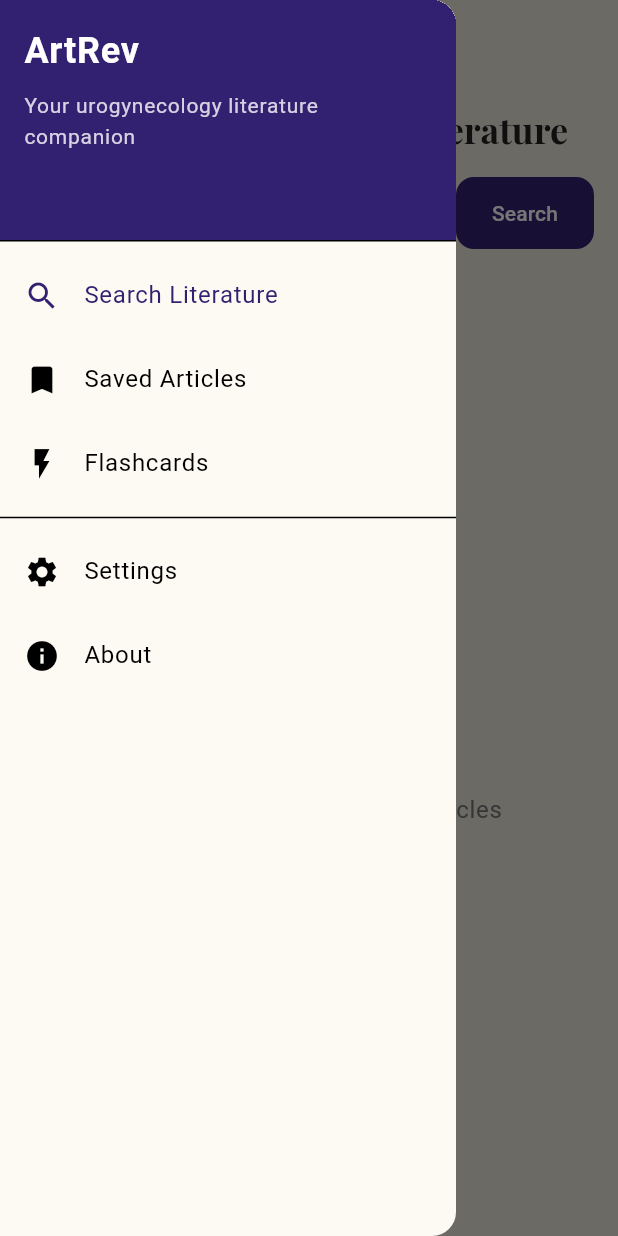
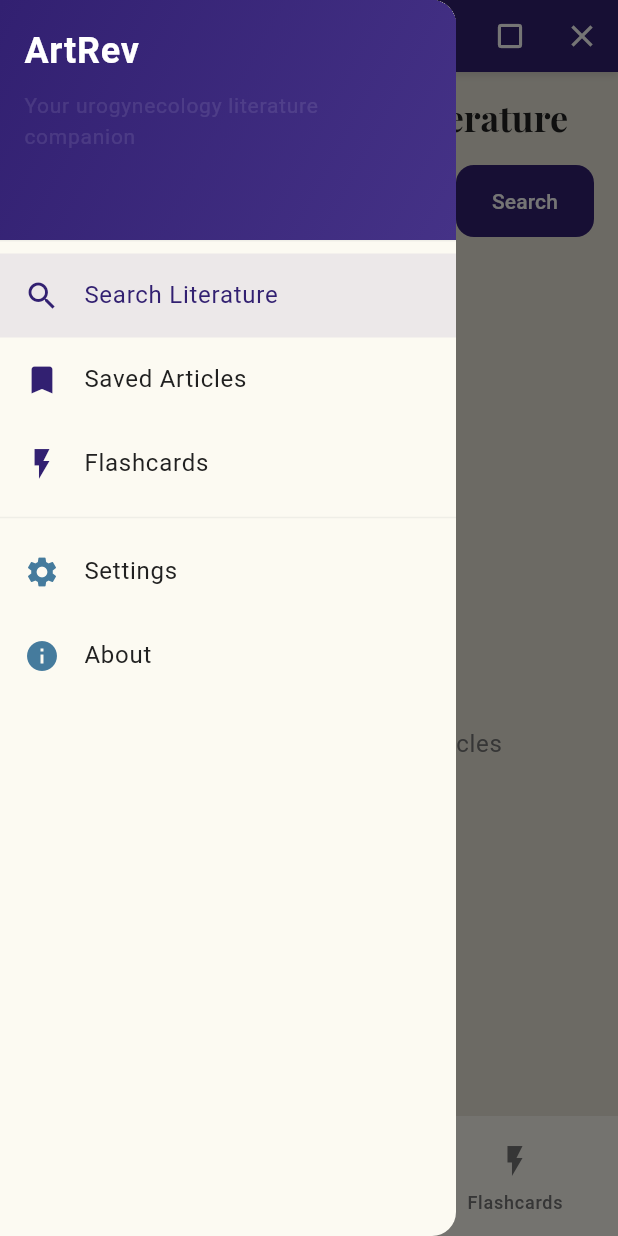
Before and after one commit to MalakingOso/artrev, a Flutter app: the screen it shows after launch, in the side drawer, after a tap on the "menu" icon, on a phone screen of 412 x 824 dp. Run offline on Flutter 3.47's test engine with Material 3 defaults, Android fonts, the phone set to English and light mode, and no system bars; our stand-ins replace drift, flutter_riverpod, google_fonts, riverpod_annotation; missing offline and left inert: window_manager; accounts and stored records are empty; generated files the repository leaves out were written again.

Commit message:
Removing title bar, updating look

```diff
--- /dev/null
+++ b/devtools_options.yaml
@@ -0,0 +1,4 @@
+description: This file stores settings for Dart & Flutter DevTools.
+documentation: https://docs.flutter.dev/tools/devtools/extensions#configure-extension-enablement-states
+extensions:
+  - drift: true
--- a/lib/core/constants/app_colors.dart
+++ b/lib/core/constants/app_colors.dart
@@ -1,15 +1,50 @@
 import 'package:flutter/material.dart';
 
 class AppColors {
-  // Main colors
-  static const Color background = Color.fromRGBO(236, 232, 219, 1);
-  static const Color primary = Color.fromRGBO(50, 32, 113, 1);
+  // Main brand colors
+  static const Color primary = Color.fromRGBO(50, 32, 113, 1); // Deep purple
+  static const Color primaryLight = Color.fromRGBO(84, 66, 147, 1); // Lighter purple
+  static const Color primaryDark = Color.fromRGBO(32, 20, 75, 1); // Darker purple
 
-  // Derived/complementary colors
-  static const Color secondary = Color.fromRGBO(69, 123, 157, 1);
-  static const Color accent = Color.fromRGBO(168, 132, 36, 1);
-  static const Color text = Color.fromRGBO(33, 33, 33, 1);
-  static const Color textLight = Color.fromRGBO(117, 117, 117, 1);
-  static const Color surface = Color.fromRGBO(252, 250, 242, 1);
+  // Secondary colors
+  static const Color secondary = Color.fromRGBO(69, 123, 157, 1); // Blue
+  static const Color secondaryLight = Color.fromRGBO(104, 158, 192, 1); // Lighter blue
+  static const Color secondaryDark = Color.fromRGBO(43, 76, 97, 1); // Darker blue
+
+  // Accent colors
+  static const Color accent = Color.fromRGBO(168, 132, 36, 1); // Gold/mustard
+  static const Color accentLight = Color.fromRGBO(203, 167, 71, 1); // Lighter gold
+  static const Color accentDark = Color.fromRGBO(133, 104, 28, 1); // Darker gold
+
+  // Background colors
+  static const Color background = Color.fromRGBO(236, 232, 219, 1); // Light beige
+  static const Color surface = Color.fromRGBO(252, 250, 242, 1); // Lighter beige
+  static const Color card = Color.fromRGBO(255, 255, 255, 1); // White for cards
+
+  // Text colors
+  static const Color text = Color.fromRGBO(33, 33, 33, 1); // Near black
+  static const Color textLight = Color.fromRGBO(117, 117, 117, 1); // Gray
+  static const Color textOnPrimary = Color.fromRGBO(255, 255, 255, 1); // White text on primary
+  static const Color textOnSecondary = Color.fromRGBO(255, 255, 255, 1); // White text on secondary
+
+  // Utility colors
+  static const Color success = Color.fromRGBO(76, 175, 80, 1); // Green
+  static const Color warning = Color.fromRGBO(255, 152, 0, 1); // Amber
+  static const Color error = Color.fromRGBO(211, 47, 47, 1); // Red
+  static const Color info = Color.fromRGBO(3, 169, 244, 1); // Light blue
+
+  // Dividers and borders
   static const Color divider = Color.fromRGBO(189, 189, 189, 0.2);
+  static const Color border = Color.fromRGBO(224, 224, 224, 1);
+
+  // Gradient colors for special elements
+  static final List<Color> primaryGradient = [
+    primary,
+    Color.fromRGBO(69, 50, 135, 1),
+  ];
+
+  static final List<Color> accentGradient = [
+    accent,
+    Color.fromRGBO(191, 155, 48, 1),
+  ];
 }
--- a/lib/core/constants/app_theme.dart
+++ b/lib/core/constants/app_theme.dart
@@ -6,11 +6,28 @@ class AppTheme {
   static ThemeData get lightTheme {
     return ThemeData(
       useMaterial3: true,
-      colorScheme: const ColorScheme.light(
+      colorScheme: ColorScheme(
+        brightness: Brightness.light,
         primary: AppColors.primary,
+        onPrimary: AppColors.textOnPrimary,
+        primaryContainer: AppColors.primaryLight,
+        onPrimaryContainer: AppColors.textOnPrimary,
         secondary: AppColors.secondary,
-        background: AppColors.background,
+        onSecondary: AppColors.textOnSecondary,
+        secondaryContainer: AppColors.secondaryLight,
+        onSecondaryContainer: AppColors.textOnSecondary,
+        tertiary: AppColors.accent,
+        onTertiary: AppColors.text,
+        tertiaryContainer: AppColors.accentLight,
+        onTertiaryContainer: AppColors.text,
+        error: AppColors.error,
+        onError: Colors.white,
         surface: AppColors.surface,
+        onSurface: AppColors.text,
+        surfaceContainerHighest: AppColors.card,
+        onSurfaceVariant: AppColors.textLight,
+        outline: AppColors.border,
+        shadow: Colors.black.withAlpha(25),
       ),
       scaffoldBackgroundColor: AppColors.background,
       textTheme: GoogleFonts.robotoTextTheme().copyWith(
@@ -34,8 +51,8 @@ class AppTheme {
         ),
       ),
       appBarTheme: const AppBarTheme(
-        backgroundColor: AppColors.background,
-        foregroundColor: AppColors.text,
+        backgroundColor: AppColors.primary,
+        foregroundColor: AppColors.textOnPrimary,
         elevation: 0,
       ),
       cardTheme: CardTheme(
@@ -48,7 +65,7 @@ class AppTheme {
       elevatedButtonTheme: ElevatedButtonThemeData(
         style: ElevatedButton.styleFrom(
           backgroundColor: AppColors.primary,
-          foregroundColor: Colors.white,
+          foregroundColor: AppColors.textOnPrimary,
           elevation: 0,
           padding: const EdgeInsets.symmetric(horizontal: 24, vertical: 14),
           shape: RoundedRectangleBorder(
@@ -64,6 +81,11 @@ class AppTheme {
           shape: RoundedRectangleBorder(
             borderRadius: BorderRadius.circular(12),
           ),
+        ),
+      ),
+      textButtonTheme: TextButtonThemeData(
+        style: TextButton.styleFrom(
+          foregroundColor: AppColors.primary,
         ),
       ),
       inputDecorationTheme: InputDecorationTheme(
@@ -83,6 +105,19 @@ class AppTheme {
         ),
         contentPadding: const EdgeInsets.symmetric(horizontal: 16, vertical: 14),
       ),
+      dividerTheme: const DividerThemeData(
+        color: AppColors.divider,
+        thickness: 1,
+      ),
+      iconTheme: const IconThemeData(
+        color: AppColors.text,
+        size: 24,
+      ),
+      chipTheme: ChipThemeData(
+        backgroundColor: AppColors.surface,
+        labelStyle: TextStyle(color: AppColors.text),
+        side: BorderSide(color: AppColors.border),
+      ),
     );
   }
 }
--- a/lib/main.dart
+++ b/lib/main.dart
@@ -2,11 +2,33 @@ import 'package:flutter/material.dart';
 import 'package:flutter_riverpod/flutter_riverpod.dart';
 import 'package:artrev/core/constants/app_theme.dart';
 import 'package:artrev/presentation/screens/home_screen.dart';
+import 'package:window_manager/window_manager.dart';
 
-void main() {
+void main() async {
+  //Ensure Flutter is initialized
   WidgetsFlutterBinding.ensureInitialized();
+
+  //Initialize window manager
+  await windowManager.ensureInitialized();
+
+  //Configure window settings
+  WindowOptions windowOptions = const WindowOptions(
+    size: Size(1280, 720),
+    center: true,
+    backgroundColor: Colors.transparent,
+    skipTaskbar: false,
+    titleBarStyle: TitleBarStyle.hidden,
+  );
+
+  await windowManager.waitUntilReadyToShow(windowOptions, () async {
+    await windowManager.show();
+    await windowManager.focus();
+  });
+
+  //Run the app
   runApp(const ProviderScope(child: ArtRevApp()));
 }
+
 
 class ArtRevApp extends StatelessWidget {
   const ArtRevApp({super.key});
--- a/lib/presentation/screens/home_screen.dart
+++ b/lib/presentation/screens/home_screen.dart
@@ -4,9 +4,10 @@ import 'package:artrev/core/constants/app_colors.dart';
 import 'package:artrev/presentation/screens/search_screen.dart';
 import 'package:artrev/presentation/screens/saved_articles_screen.dart';
 import 'package:artrev/presentation/screens/flashcards_screen.dart';
+import 'package:artrev/presentation/widgets/custom_title_bar.dart';
 
 class HomeScreen extends ConsumerStatefulWidget {
-  const HomeScreen({Key? key}) : super(key: key);
+  const HomeScreen({super.key});
 
   @override
   ConsumerState<HomeScreen> createState() => _HomeScreenState();
@@ -26,25 +27,35 @@ class _HomeScreenState extends ConsumerState<HomeScreen> {
   Widget build(BuildContext context) {
     return Scaffold(
       key: _scaffoldKey,
-      appBar: AppBar(
-        title: const Text(
-          'ArtRev',
-          style: TextStyle(fontWeight: FontWeight.bold),
-        ),
-        leading: IconButton(
-          icon: const Icon(Icons.menu),
-          onPressed: () {
-            _scaffoldKey.currentState?.openDrawer();
-          },
-        ),
+      // Remove the default AppBar
+      // Instead, wrap the body in a Column with our custom title bar
+      body: Column(
+        children: [
+          // Custom title bar
+          CustomTitleBar(
+            title: 'ArtRev',
+            onMenuPressed: () {
+              _scaffoldKey.currentState?.openDrawer();
+            },
+          ),
+
+          // Main content
+          Expanded(
+            child: _screens[_selectedIndex],
+          ),
+        ],
       ),
       drawer: Drawer(
         child: ListView(
           padding: EdgeInsets.zero,
           children: [
             DrawerHeader(
-              decoration: const BoxDecoration(
-                color: AppColors.primary,
+              decoration: BoxDecoration(
+                gradient: LinearGradient(
+                  colors: AppColors.primaryGradient,
+                  begin: Alignment.topLeft,
+                  end: Alignment.bottomRight,
+                ),
               ),
               child: Column(
                 crossAxisAlignment: CrossAxisAlignment.start,
@@ -61,7 +72,7 @@ class _HomeScreenState extends ConsumerState<HomeScreen> {
                   Text(
                     'Your urogynecology literature companion',
                     style: TextStyle(
-                      color: Colors.white.withOpacity(0.8),
+                      color: Colors.white.withAlpha(25),
                       fontSize: 14,
                     ),
                   ),
@@ -69,27 +80,33 @@ class _HomeScreenState extends ConsumerState<HomeScreen> {
               ),
             ),
             ListTile(
-              leading: const Icon(Icons.search),
+              leading: const Icon(Icons.search, color: AppColors.primary),
               title: const Text('Search Literature'),
               selected: _selectedIndex == 0,
+              selectedTileColor: AppColors.primaryLight.withAlpha(25),
+              selectedColor: AppColors.primary,
               onTap: () {
                 _onItemTapped(0);
                 Navigator.pop(context);
               },
             ),
             ListTile(
-              leading: const Icon(Icons.bookmark),
+              leading: const Icon(Icons.bookmark, color: AppColors.primary),
               title: const Text('Saved Articles'),
               selected: _selectedIndex == 1,
+              selectedTileColor: AppColors.primaryLight.withAlpha(25),
+              selectedColor: AppColors.primary,
               onTap: () {
                 _onItemTapped(1);
                 Navigator.pop(context);
               },
             ),
             ListTile(
-              leading: const Icon(Icons.flash_on),
+              leading: const Icon(Icons.flash_on, color: AppColors.primary),
               title: const Text('Flashcards'),
               selected: _selectedIndex == 2,
+              selectedTileColor: AppColors.primaryLight.withAlpha(25),
+              selectedColor: AppColors.primary,
               onTap: () {
                 _onItemTapped(2);
                 Navigator.pop(context);
@@ -97,7 +114,7 @@ class _HomeScreenState extends ConsumerState<HomeScreen> {
             ),
             const Divider(),
             ListTile(
-              leading: const Icon(Icons.settings),
+              leading: const Icon(Icons.settings, color: AppColors.secondary),
               title: const Text('Settings'),
               onTap: () {
                 // Navigate to settings
@@ -105,7 +122,7 @@ class _HomeScreenState extends ConsumerState<HomeScreen> {
               },
             ),
             ListTile(
-              leading: const Icon(Icons.info),
+              leading: const Icon(Icons.info, color: AppColors.secondary),
               title: const Text('About'),
               onTap: () {
                 // Show about dialog
@@ -115,7 +132,26 @@ class _HomeScreenState extends ConsumerState<HomeScreen> {
           ],
         ),
       ),
-      body: _screens[_selectedIndex],
+      bottomNavigationBar: NavigationBar(
+        selectedIndex: _selectedIndex,
+        onDestinationSelected: _onItemTapped,
+        backgroundColor: AppColors.surface,
+        elevation: 3,
+        destinations: const [
+          NavigationDestination(
+            icon: Icon(Icons.search),
+            label: 'Search',
+          ),
+          NavigationDestination(
+            icon: Icon(Icons.bookmark),
+            label: 'Saved',
+          ),
+          NavigationDestination(
+            icon: Icon(Icons.flash_on),
+            label: 'Flashcards',
+          ),
+        ],
+      ),
     );
   }
 
--- /dev/null
+++ b/lib/presentation/widgets/custom_title_bar.dart
@@ -0,0 +1,88 @@
+import 'package:flutter/material.dart';
+import 'package:window_manager/window_manager.dart';
+import 'package:artrev/core/constants/app_colors.dart';
+
+class CustomTitleBar extends StatelessWidget {
+  final String title;
+  final VoidCallback? onMenuPressed;
+
+  const CustomTitleBar({
+    super.key,
+    required this.title,
+    this.onMenuPressed,
+  });
+
+  @override
+  Widget build(BuildContext context) {
+    return GestureDetector(
+      onPanStart: (details) {
+        windowManager.startDragging();
+      },
+      child: Container(
+        height: 48,
+        decoration: const BoxDecoration(
+          color: AppColors.primary,
+          boxShadow: [
+            BoxShadow(
+              color: Colors.black12,
+              blurRadius: 4,
+              offset: Offset(0, 2),
+            ),
+          ],
+        ),
+        child: Row(
+          children: [
+            // Menu button or app icon
+            IconButton(
+              icon: const Icon(Icons.menu, color: Colors.white),
+              onPressed: onMenuPressed,
+            ),
+
+            // App title - this area also acts as a drag handle
+            Expanded(
+              child: Text(
+                title,
+                style: const TextStyle(
+                  color: Colors.white,
+                  fontWeight: FontWeight.bold,
+                  fontSize: 18,
+                ),
+              ),
+            ),
+
+            // Window controls
+            Row(
+              children: [
+                // Minimize
+                IconButton(
+                  icon: const Icon(Icons.remove, color: Colors.white),
+                  onPressed: () {
+                    windowManager.minimize();
+                  },
+                ),
+                // Maximize/Restore
+                IconButton(
+                  icon: const Icon(Icons.crop_square, color: Colors.white),
+                  onPressed: () async {
+                    if (await windowManager.isMaximized()) {
+                      windowManager.restore();
+                    } else {
+                      windowManager.maximize();
+                    }
+                  },
+                ),
+                // Close
+                IconButton(
+                  icon: const Icon(Icons.close, color: Colors.white),
+                  onPressed: () {
+                    windowManager.close();
+                  },
+                ),
+              ],
+            ),
+          ],
+        ),
+      ),
+    );
+  }
+}
```
Also changed, not shown: lib/presentation/widgets/article_card.dart (+42 -13 lines), pubspec.yaml (+17 -28 lines), pubspec.lock, 5 other files.
